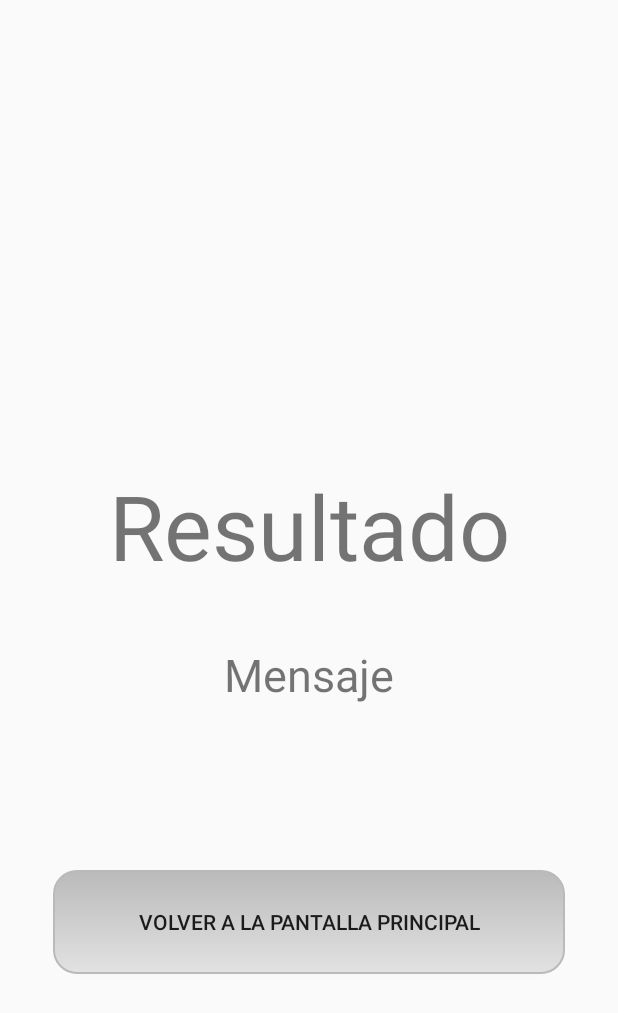
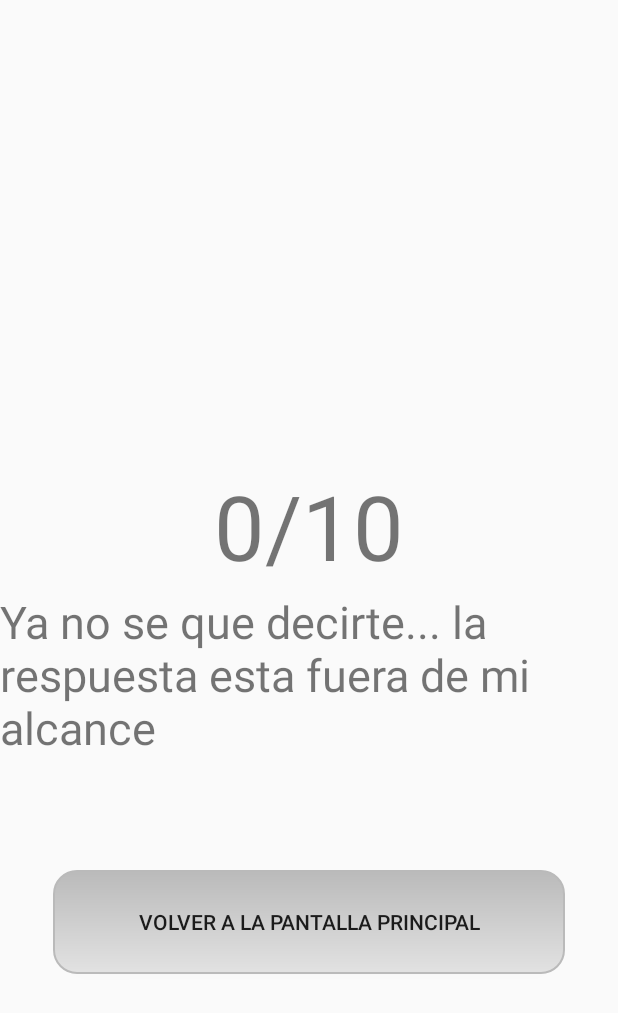
Before and after one commit to Artudoxo/TestWhataTest, an Android app: the Resultado screen opened directly, with no data from a screen before it, on a phone screen of 412 x 824 dp. Shown: the top 1013 px of the screen. Run offline under Robolectric (Android 15) with nearby library versions, the phone set to English and light mode, and no system bars; 11 statements that could not run were skipped.

Commit message:
Se completo el backend del Resultado.java, retoques menores necesarios.

```diff
--- a/app/src/main/java/com/liarkat/testwhatatest/Resultado.java
+++ b/app/src/main/java/com/liarkat/testwhatatest/Resultado.java
@@ -10,11 +10,43 @@ import android.widget.TextView;
 
 public class Resultado extends AppCompatActivity {
     Button btnvolver;
-    TextView txtvolver, txtmensaje;
+    TextView txtmensaje, txtresultado, user;
     @Override
     protected void onCreate(Bundle savedInstanceState) {
         super.onCreate(savedInstanceState);
         setContentView(R.layout.activity_resultado);
+
+        Bundle bundle = new Bundle();
+        bundle = getIntent().getExtras();
+        String us = bundle.getString("user");
+        user = findViewById(R.id.user);
+        user.setText(us);
+        int rs1 = bundle.getInt("result1");
+        int rs2 = bundle.getInt("result2");
+        int rs3 = bundle.getInt("result3");
+        int rs4 = bundle.getInt("result4");
+        int rs5 = bundle.getInt("result5");
+        int rs6 = bundle.getInt("result6");
+        int rs7 = bundle.getInt("result7");
+        int rs8 = bundle.getInt("result8");
+        int rs9 = bundle.getInt("result9");
+        int rs10 = bundle.getInt("result10");
+
+        int resultado = rs1 +rs2 + rs3 + rs4 + rs5 + rs6 + rs7 + rs8 + rs9 + rs10;
+        txtresultado = findViewById(R.id.txtresultado);
+        txtresultado.setText(resultado +"/10");
+        txtmensaje = findViewById(R.id.txtmensaje);
+        if (resultado == 10){
+            txtmensaje.setText("¡Que haces aqui nerd!");
+        } else if(resultado < 10 && resultado > 6){
+            txtmensaje.setText("¡Hey, no se te da mal!");
+        } else if (resultado < 7 && resultado > 3){
+            txtmensaje.setText("Mira... no quiero asustarte pero... estudia mas...");
+        } else if (resultado < 4 && resultado > 0){
+            txtmensaje.setText("¿De verdad asistias a clases?");
+        } else if (resultado == 0){
+            txtmensaje.setText("Ya no se que decirte... la respuesta esta fuera de mi alcance");
+        }
         btnvolver = findViewById(R.id.btnvolver);
 
         btnvolver.setOnClickListener(new View.OnClickListener() {
@@ -28,5 +60,6 @@ public class Resultado extends AppCompatActivity {
     public void Volver(){
         Intent volver = new Intent(this, MainActivity.class);
         startActivity(volver);
+        finish();
     }
 }
--- a/app/src/main/res/layout/activity_resultado.xml
+++ b/app/src/main/res/layout/activity_resultado.xml
@@ -10,6 +10,22 @@
         android:layout_width="match_parent"
         android:layout_height="match_parent">
 
+        <TextView
+            android:id="@+id/user"
+            android:layout_width="wrap_content"
+            android:layout_height="wrap_content"
+            android:layout_marginStart="8dp"
+            android:layout_marginLeft="8dp"
+            android:layout_marginTop="8dp"
+            android:layout_marginEnd="8dp"
+            android:layout_marginRight="8dp"
+            android:layout_marginBottom="8dp"
+            android:text="@string/usuario"
+            android:textSize="28dp"
+            app:layout_constraintBottom_toTopOf="@+id/guideline38"
+            app:layout_constraintEnd_toEndOf="parent"
+            app:layout_constraintStart_toStartOf="parent"
+            app:layout_constraintTop_toTopOf="parent" />
         <TextView
             android:id="@+id/txtresultado"
             android:layout_width="wrap_content"
```
Also changed, not shown: app/src/main/java/com/liarkat/testwhatatest/MainActivity.java (+24 -0 lines).
